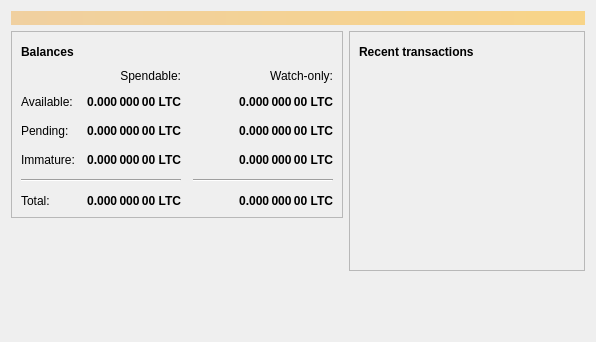
litecoincash/LitecoinCash, file litecash/src/qt/forms/overviewpage.ui: the form before one commit.
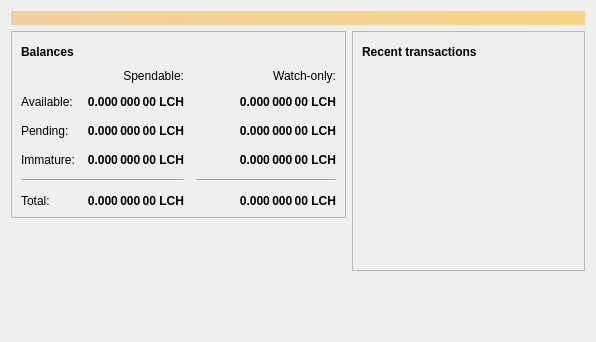
The form after the commit. Icons and pictures are not drawn.

```diff
--- a/litecash/src/qt/forms/overviewpage.ui
+++ b/litecash/src/qt/forms/overviewpage.ui
@@ -129,7 +129,7 @@
                <string>Unconfirmed transactions to watch-only addresses</string>
               </property>
               <property name="text">
-               <string notr="true">0.000 000 00 LTC</string>
+               <string notr="true">0.000 000 00 LCH</string>
               </property>
               <property name="alignment">
                <set>Qt::AlignRight|Qt::AlignTrailing|Qt::AlignVCenter</set>
@@ -154,7 +154,7 @@
                <string>Total of transactions that have yet to be confirmed, and do not yet count toward the spendable balance</string>
               </property>
               <property name="text">
-               <string notr="true">0.000 000 00 LTC</string>
+               <string notr="true">0.000 000 00 LCH</string>
               </property>
               <property name="alignment">
                <set>Qt::AlignRight|Qt::AlignTrailing|Qt::AlignVCenter</set>
@@ -179,7 +179,7 @@
                <string>Mined balance in watch-only addresses that has not yet matured</string>
               </property>
               <property name="text">
-               <string notr="true">0.000 000 00 LTC</string>
+               <string notr="true">0.000 000 00 LCH</string>
               </property>
               <property name="alignment">
                <set>Qt::AlignRight|Qt::AlignTrailing|Qt::AlignVCenter</set>
@@ -237,7 +237,7 @@
                <string>Mined balance that has not yet matured</string>
               </property>
               <property name="text">
-               <string notr="true">0.000 000 00 LTC</string>
+               <string notr="true">0.000 000 00 LCH</string>
               </property>
               <property name="alignment">
                <set>Qt::AlignRight|Qt::AlignTrailing|Qt::AlignVCenter</set>
@@ -282,7 +282,7 @@
                <string>Your current total balance</string>
               </property>
               <property name="text">
-               <string notr="true">0.000 000 00 LTC</string>
+               <string notr="true">0.000 000 00 LCH</string>
               </property>
               <property name="alignment">
                <set>Qt::AlignRight|Qt::AlignTrailing|Qt::AlignVCenter</set>
@@ -307,7 +307,7 @@
                <string>Current total balance in watch-only addresses</string>
               </property>
               <property name="text">
-               <string notr="true">0.000 000 00 LTC</string>
+               <string notr="true">0.000 000 00 LCH</string>
               </property>
               <property name="alignment">
                <set>Qt::AlignRight|Qt::AlignTrailing|Qt::AlignVCenter</set>
@@ -349,7 +349,7 @@
                <string>Your current spendable balance</string>
               </property>
               <property name="text">
-               <string notr="true">0.000 000 00 LTC</string>
+               <string notr="true">0.000 000 00 LCH</string>
               </property>
               <property name="alignment">
                <set>Qt::AlignRight|Qt::AlignTrailing|Qt::AlignVCenter</set>
@@ -374,7 +374,7 @@
                <string>Your current balance in watch-only addresses</string>
               </property>
               <property name="text">
-               <string notr="true">0.000 000 00 LTC</string>
+               <string notr="true">0.000 000 00 LCH</string>
               </property>
               <property name="alignment">
                <set>Qt::AlignRight|Qt::AlignTrailing|Qt::AlignVCenter</set>
```
